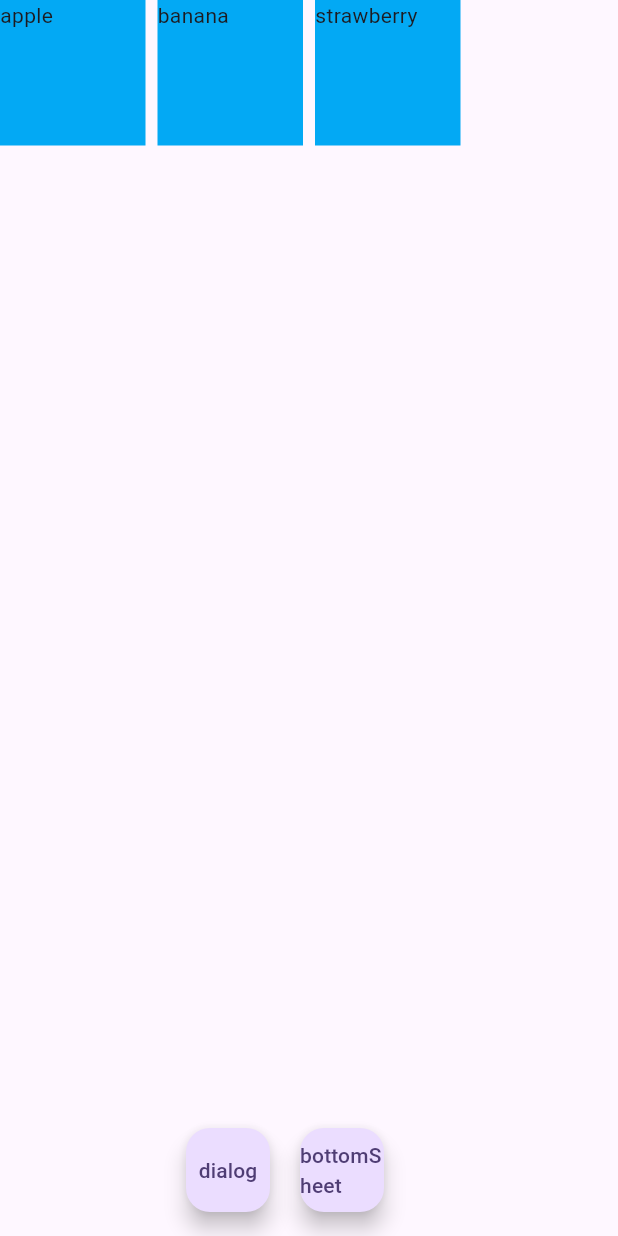
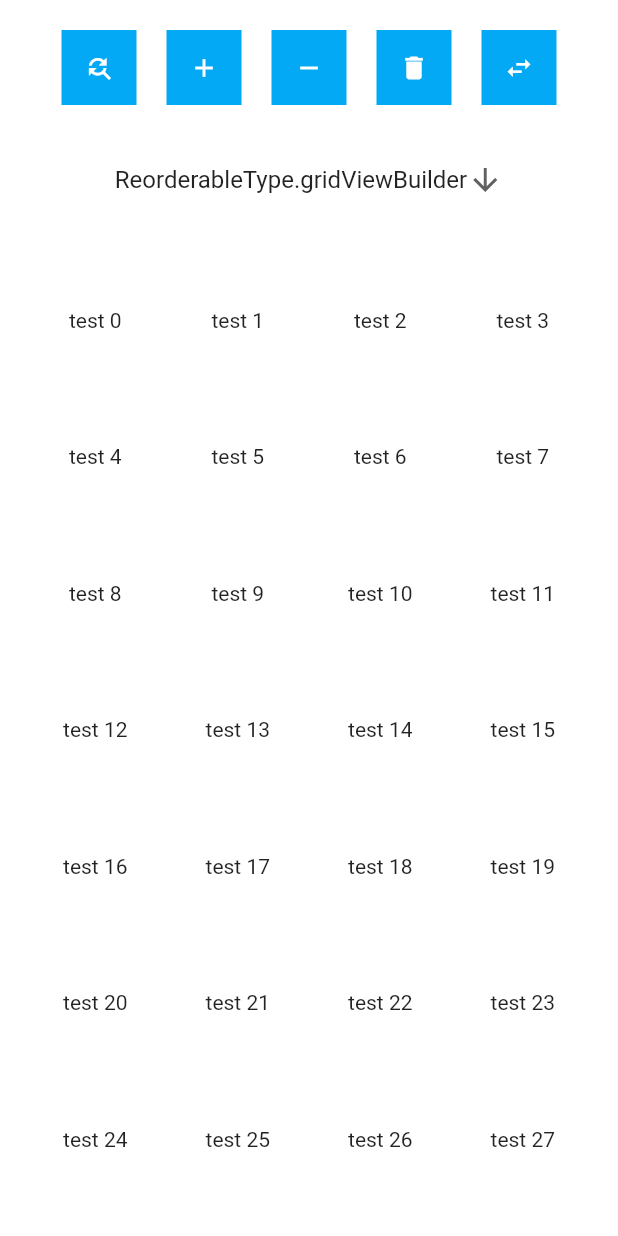
Before and after one commit to karvulf/flutter-reorderable-grid-view, a Flutter app: the screen it shows after launch, on a phone screen of 412 x 824 dp. Run offline on Flutter 3.47's test engine with Material 2 defaults, Android fonts, the phone set to English and light mode, and no system bars.

Commit message:
updated to version 5.0.0-dev.7

```diff
--- a/example/lib/main.dart
+++ b/example/lib/main.dart
@@ -1,188 +1,270 @@
 import 'package:flutter/material.dart';
+import 'package:flutter_reorderable_grid_view/widgets/custom_draggable.dart';
 import 'package:flutter_reorderable_grid_view/widgets/reorderable_builder.dart';
+import 'package:flutter_reorderable_grid_view_example/widgets/change_children_bar.dart';
+
+enum ReorderableType {
+  gridView,
+  gridViewCount,
+  gridViewExtent,
+  gridViewBuilder,
+}
 
 void main() {
-  runApp(const MainApp());
-}
-
-class MainApp extends StatelessWidget {
-  const MainApp({super.key});
-
-  // This widget is the root of your application.
-  @override
-  Widget build(BuildContext context) {
-    return MaterialApp(
-      title: 'Flutter Demo',
-      theme: ThemeData(
-        colorScheme: ColorScheme.fromSeed(seedColor: Colors.deepPurple),
-        useMaterial3: true,
-      ),
-      home: const MyApp(),
-    );
-  }
+  runApp(const MaterialApp(home: MyApp()));
 }
 
 class MyApp extends StatefulWidget {
   const MyApp({Key? key}) : super(key: key);
 
   @override
-  MyAppState createState() => MyAppState();
+  State<MyApp> createState() => _MyAppState();
 }
 
-class MyAppState extends State<MyApp> {
-  final _scrollController = ScrollController();
-  final _gridViewKey = GlobalKey();
-  final _fruits = <String>["apple", "banana", "strawberry"];
+class _MyAppState extends State<MyApp> {
+  static const _startCounter = 3333;
+  final lockedIndices = <int>[];
+
+  int keyCounter = _startCounter;
+  List<int> children = List.generate(_startCounter, (index) => index);
+  ReorderableType reorderableType = ReorderableType.gridViewBuilder;
+
+  var _scrollController = ScrollController();
+  var _gridViewKey = GlobalKey();
 
   @override
   Widget build(BuildContext context) {
-    final generatedChildren = List.generate(
-      _fruits.length,
-          (index) => Container(
-        key: Key(_fruits.elementAt(index)),
-        color: Colors.lightBlue,
-        child: Text(
-          _fruits.elementAt(index),
+    return Scaffold(
+      backgroundColor: Colors.white70,
+      body: SafeArea(
+        child: Padding(
+          padding: const EdgeInsets.fromLTRB(20, 20, 20, 0),
+          child: Column(
+            children: [
+              ChangeChildrenBar(
+                onTapAddChild: () {
+                  setState(() {
+                    // children = children..add(keyCounter++);
+                    children.insert(0, keyCounter++);
+                  });
+                },
+                onTapRemoveChild: () {
+                  if (children.isNotEmpty) {
+                    setState(() {
+                      // children = children..removeLast();
+                      children.removeAt(0);
+                    });
+                  }
+                },
+                onTapClear: () {
+                  if (children.isNotEmpty) {
+                    setState(() {
+                      children = <int>[];
+                    });
+                  }
+                },
+                onTapUpdateChild: () {
+                  if (children.isNotEmpty) {
+                    children[0] = 999;
+                    setState(() {
+                      children = children;
+                    });
+                  }
+                },
+                onTapSwap: () {
+                  final child1 = children[0];
+                  final child2 = children[1];
+                  children[0] = child2;
+                  children[1] = child1;
+                  setState(() {});
+                },
+              ),
+              DropdownButton<ReorderableType>(
+                value: reorderableType,
+                icon: const Icon(Icons.arrow_downward),
+                iconSize: 24,
+                elevation: 16,
+                itemHeight: 60,
+                underline: Container(
+                  height: 2,
+                  color: Colors.white,
+                ),
+                onChanged: (ReorderableType? reorderableType) {
+                  setState(() {
+                    _scrollController = ScrollController();
+                    _gridViewKey = GlobalKey();
+                    this.reorderableType = reorderableType!;
+                  });
+                },
+                items: ReorderableType.values.map((e) {
+                  return DropdownMenuItem<ReorderableType>(
+                    value: e,
+                    child: Text(e.toString()),
+                  );
+                }).toList(),
+              ),
+              const SizedBox(height: 20),
+              Expanded(child: _getReorderableWidget()),
+            ],
+          ),
         ),
       ),
     );
+  }
 
-    return Scaffold(
-      body: ReorderableBuilder(
+  Widget _getReorderableWidget() {
+    switch (reorderableType) {
+      case ReorderableType.gridView:
+        final generatedChildren = _getGeneratedChildren();
+        return ReorderableBuilder(
+          key: Key(_gridViewKey.toString()),
+          children: generatedChildren,
+          onReorder: _handleReorder,
+          lockedIndices: lockedIndices,
+          onDragStarted: _handleDragStarted,
+          onUpdatedDraggedChild: _handleUpdatedDraggedChild,
+          onDragEnd: _handleDragEnd,
           scrollController: _scrollController,
-        onReorder: (onReorder) {
-          print('reorder');
-        },
           builder: (children) {
             return GridView(
               key: _gridViewKey,
               controller: _scrollController,
+              children: children,
               gridDelegate: const SliverGridDelegateWithFixedCrossAxisCount(
                 crossAxisCount: 4,
                 mainAxisSpacing: 4,
                 crossAxisSpacing: 8,
               ),
+            );
+          },
+        );
+
+      case ReorderableType.gridViewCount:
+        final generatedChildren = _getGeneratedChildren();
+        return ReorderableBuilder(
+          key: Key(_gridViewKey.toString()),
+          children: generatedChildren,
+          onReorder: _handleReorder,
+          lockedIndices: lockedIndices,
+          scrollController: _scrollController,
+          fadeInDuration: Duration.zero,
+          enableLongPress: true,
+          builder: (children) {
+            return GridView.count(
+              key: _gridViewKey,
+              controller: _scrollController,
+              scrollDirection: Axis.horizontal,
+              crossAxisCount: 3,
+              shrinkWrap: true,
+              mainAxisSpacing: 5,
+              crossAxisSpacing: 5,
               children: children,
             );
           },
+        );
+      case ReorderableType.gridViewExtent:
+        final generatedChildren = _getGeneratedChildren();
+        return ReorderableBuilder(
+          key: Key(_gridViewKey.toString()),
           children: generatedChildren,
-      ),
-      floatingActionButton: Row(
-        mainAxisAlignment: MainAxisAlignment.center,
-        children: [
-          FloatingActionButton(
-              child: Text('dialog'),
-              onPressed: () {
-                showDialog(
-                  context: context,
-                  builder: (context) {
-                    return ReorderDialog();
+          onReorder: _handleReorder,
+          lockedIndices: lockedIndices,
+          scrollController: _scrollController,
+          builder: (children) {
+            return GridView.extent(
+              key: _gridViewKey,
+              controller: _scrollController,
+              children: children,
+              maxCrossAxisExtent: 200,
+              padding: EdgeInsets.zero,
+              mainAxisSpacing: 12,
+              crossAxisSpacing: 12,
+            );
           },
         );
-              }),
-          SizedBox(
-            width: 20,
-          ),
-          FloatingActionButton(
-              child: Text('bottomSheet'),
-              onPressed: () {
-                showModalBottomSheet(
-                  context: context,
-                  builder: (context) {
-                    return ReorderBottomSheet();
-                  },
-                );
-              }),
-        ],
-      ),
-    );
-  }
-}
 
-class ReorderBottomSheet extends StatelessWidget {
-  ReorderBottomSheet({super.key});
-  final _scrollController = ScrollController();
-  final _gridViewKey = GlobalKey();
-  final _fruits = <String>["apple", "banana", "strawberry"];
-
-  @override
-  Widget build(BuildContext context) {
-    final generatedChildren = List.generate(
-      _fruits.length,
-          (index) => Container(
-        key: Key(_fruits.elementAt(index)),
-        color: Colors.lightBlue,
-        child: Text(
-          _fruits.elementAt(index),
-        ),
-      ),
-    );
-
-    return DraggableScrollableSheet(
-      builder: (context, scrollController) {
-        return ReorderableBuilder(
+      case ReorderableType.gridViewBuilder:
+        return ReorderableBuilder.builder(
+          key: Key(_gridViewKey.toString()),
+          onReorder: _handleReorder,
+          lockedIndices: lockedIndices,
+          onDragStarted: _handleDragStarted,
+          onUpdatedDraggedChild: _handleUpdatedDraggedChild,
+          onDragEnd: _handleDragEnd,
           scrollController: _scrollController,
-          onReorder: (onReorder) {
-            print('reorder');
-          },
-          builder: (children) {
-            return GridView(
+          childBuilder: (itemBuilder) {
+            return GridView.builder(
               key: _gridViewKey,
               controller: _scrollController,
+              itemCount: children.length,
+              itemBuilder: (context, index) {
+                return itemBuilder(
+                  _getChild(index: index),
+                  index,
+                );
+              },
               gridDelegate: const SliverGridDelegateWithFixedCrossAxisCount(
                 crossAxisCount: 4,
                 mainAxisSpacing: 4,
                 crossAxisSpacing: 8,
               ),
-              children: children,
-            );
-          },
-          children: generatedChildren,
             );
           },
         );
     }
   }
 
-class ReorderDialog extends StatelessWidget {
-  ReorderDialog({super.key});
-  final _scrollController = ScrollController();
-  final _gridViewKey = GlobalKey();
-  final _fruits = <String>["apple", "banana", "strawberry"];
+  List<Widget> _getGeneratedChildren() {
+    return List<Widget>.generate(
+      children.length,
+          (index) => _getChild(index: index),
+    );
+  }
 
-  @override
-  Widget build(BuildContext context) {
-    final generatedChildren = List.generate(
-      _fruits.length,
-          (index) => Container(
-        key: Key(_fruits.elementAt(index)),
-        color: Colors.lightBlue,
+  Widget _getChild({required int index}) {
+    return CustomDraggable(
+      key: Key(children[index].toString()),
+      data: index,
+      child: Container(
+        decoration: BoxDecoration(
+          color: lockedIndices.contains(index) ? Colors.black : Colors.white,
+        ),
+        height: 100.0,
+        width: 100.0,
+        child: Center(
           child: Text(
-          _fruits.elementAt(index),
+            'test ${children[index]}',
+            style: const TextStyle(),
+          ),
         ),
       ),
     );
+  }
 
-    return Dialog(
-      child: ReorderableBuilder(
-        scrollController: _scrollController,
-        onReorder: (onReorder) {
-          print('reorder');
-        },
-        builder: (children) {
-          return GridView(
-            key: _gridViewKey,
-            controller: _scrollController,
-            gridDelegate: const SliverGridDelegateWithFixedCrossAxisCount(
-              crossAxisCount: 4,
-              mainAxisSpacing: 4,
-              crossAxisSpacing: 8,
-            ),
-            children: children,
+  void _handleDragStarted(int index) {
+    _showSnackbar(text: 'Dragging at index $index has started!');
+  }
+
+  void _handleUpdatedDraggedChild(int index) {
+    _showSnackbar(text: 'Dragged child updated position to $index');
+  }
+
+  void _handleReorder(ReorderedListFunction reorderedListFunction) {
+    setState(() {
+      children = reorderedListFunction(children) as List<int>;
+    });
+  }
+
+  void _handleDragEnd(int index) {
+    _showSnackbar(text: 'Dragging was finished at $index!');
+  }
+
+  void _showSnackbar({required String text}) {
+    ScaffoldMessenger.of(context).clearSnackBars();
+    final snackBar = SnackBar(
+      content: Text(text),
+      duration: const Duration(milliseconds: 1000),
     );
-        },
-        children: generatedChildren,
-      ),
-    );
+    ScaffoldMessenger.of(context).showSnackBar(snackBar);
   }
 }
--- a/pubspec.yaml
+++ b/pubspec.yaml
@@ -1,6 +1,6 @@
 name: flutter_reorderable_grid_view
 description: Enables animated GridViews when updating children or when trying to reorder them by using drag and drop.
-version: 5.0.0-dev.6
+version: 5.0.0-dev.7
 repository: https://github.com/karvulf/flutter-reorderable-grid-view
 
 environment:
```
Also changed, not shown: 1 other file. Lines whose indentation alone changed are shown as unchanged.
